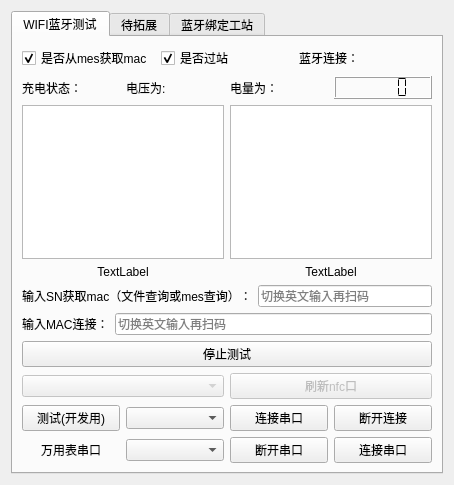
Qt form work_station/wifi_ble/wifibletest.ui (yuhuang163/test) before a commit.
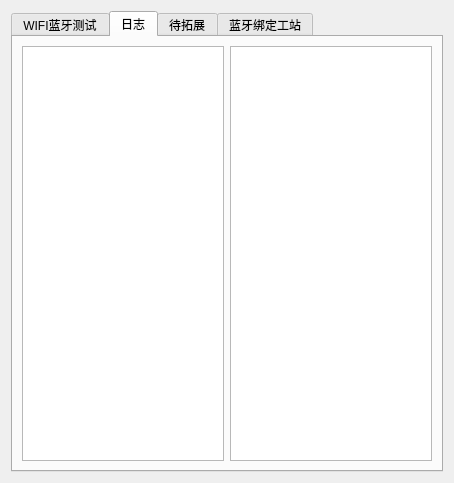
The same form after that commit. The open tabs and pages were chosen to show the change.

Commit message: // [DEBUG_VER] 调整了打印日志串口可以看到pb码回应，修改上位机升级的连接，添加蓝牙ota手柄功能，增加船运炸弹功能 // [IMU_VER] 调整界面清晰显示测试项目 // [CAMERA_VER] 调整界面清晰显示测试项目 // [AGE_VER] 调整界面清晰显示测试项目 // [MOTOR_VER] 调整界面清晰显示测试项目 // [QC_VER] 调整界面清晰显示测试项目 // [SCREEN_VER] 调整界面清晰显示测试项目 // [LIGHT_VER] 调整界面清晰显示测试项目 // [SINGLE_VER] 调整界面清晰显示测试项目 // [FREE_VER] 调整界面清晰显示测试项目 // [PCBA_VER] 调整界面清晰显示测试项目 //

```diff
--- a/work_station/wifi_ble/wifibletest.ui
+++ b/work_station/wifi_ble/wifibletest.ui
@@ -7,7 +7,7 @@
     <x>0</x>
     <y>0</y>
     <width>454</width>
-    <height>485</height>
+    <height>483</height>
    </rect>
   </property>
   <property name="windowTitle">
@@ -102,30 +102,7 @@
           </layout>
          </item>
          <item>
-          <layout class="QHBoxLayout" name="horizontalLayout">
-           <property name="topMargin">
-            <number>0</number>
-           </property>
-           <item>
-            <widget class="QPlainTextEdit" name="log"/>
-           </item>
-           <item>
-            <widget class="QPlainTextEdit" name="msgEdit">
-             <property name="sizePolicy">
-              <sizepolicy hsizetype="Expanding" vsizetype="Expanding">
-               <horstretch>0</horstretch>
-               <verstretch>0</verstretch>
-              </sizepolicy>
-             </property>
-             <property name="focusPolicy">
-              <enum>Qt::NoFocus</enum>
-             </property>
-             <property name="readOnly">
-              <bool>true</bool>
-             </property>
-            </widget>
-           </item>
-          </layout>
+          <widget class="QTableWidget" name="testResultTable"/>
          </item>
          <item>
           <layout class="QVBoxLayout" name="verticalLayout_3">
@@ -319,6 +296,39 @@
        </item>
       </layout>
      </widget>
+     <widget class="QWidget" name="tab_5">
+      <attribute name="title">
+       <string>日志</string>
+      </attribute>
+      <layout class="QGridLayout" name="gridLayout_5">
+       <item row="0" column="0">
+        <layout class="QHBoxLayout" name="horizontalLayout">
+         <property name="topMargin">
+          <number>0</number>
+         </property>
+         <item>
+          <widget class="QPlainTextEdit" name="log"/>
+         </item>
+         <item>
+          <widget class="QPlainTextEdit" name="msgEdit">
+           <property name="sizePolicy">
+            <sizepolicy hsizetype="Expanding" vsizetype="Expanding">
+             <horstretch>0</horstretch>
+             <verstretch>0</verstretch>
+            </sizepolicy>
+           </property>
+           <property name="focusPolicy">
+            <enum>Qt::NoFocus</enum>
+           </property>
+           <property name="readOnly">
+            <bool>true</bool>
+           </property>
+          </widget>
+         </item>
+        </layout>
+       </item>
+      </layout>
+     </widget>
      <widget class="QWidget" name="tab_2">
       <attribute name="title">
        <string>待拓展</string>
```
The commit also changes 54 other files.
